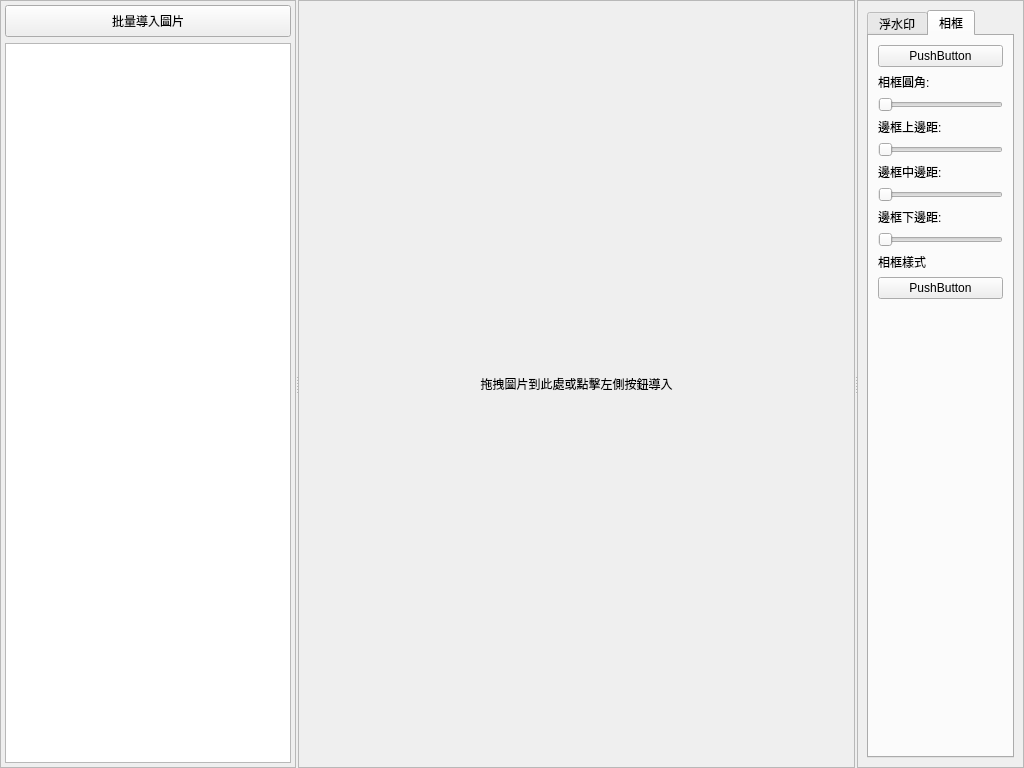
Above: ui/components/gallery.ui from HuangNO1/stellar-neo before the change. Below: the same form after it.
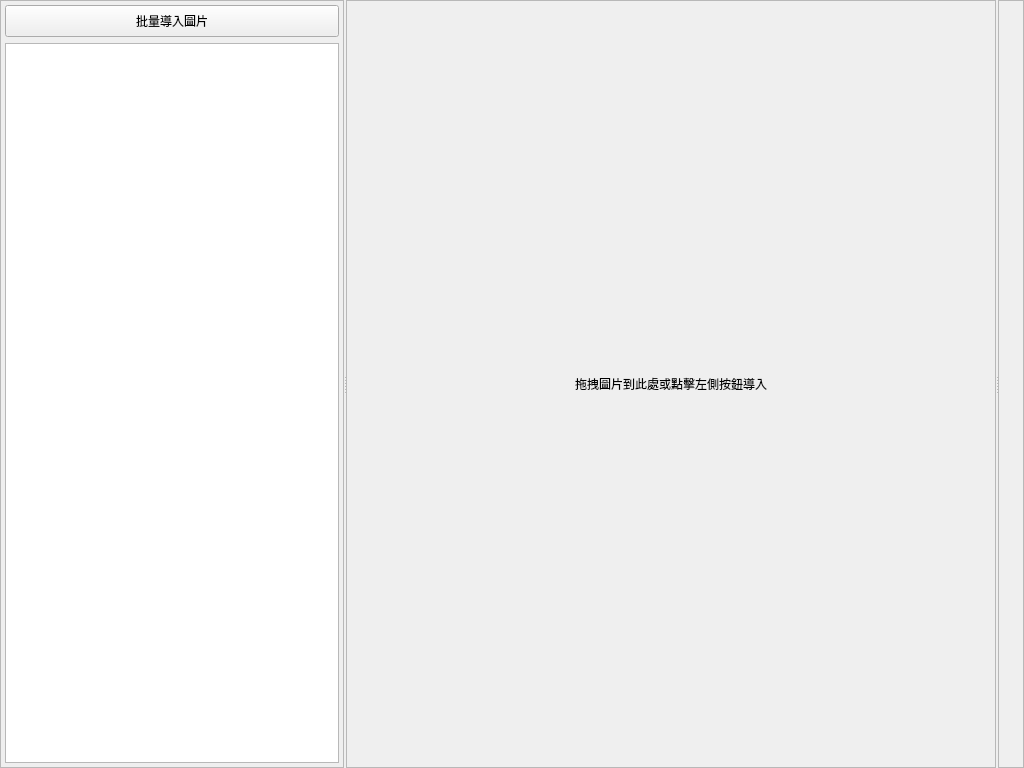
That is the form after the change. Custom widgets are drawn as their Qt base class.

Diff of the .ui file:
```diff
--- a/ui/components/gallery.ui
+++ b/ui/components/gallery.ui
@@ -135,155 +135,7 @@
       <property name="frameShadow">
        <enum>QFrame::Shadow::Raised</enum>
       </property>
-      <layout class="QVBoxLayout" name="right_layout">
-       <item>
-        <widget class="QTabWidget" name="settings_tabs">
-         <property name="currentIndex">
-          <number>1</number>
-         </property>
-         <widget class="QWidget" name="watermark_tab">
-          <attribute name="title">
-           <string>浮水印</string>
-          </attribute>
-          <layout class="QVBoxLayout" name="verticalLayout">
-           <item>
-            <widget class="QCheckBox" name="watermark_enabled_checkbox">
-             <property name="text">
-              <string>啟用浮水印</string>
-             </property>
-            </widget>
-           </item>
-           <item>
-            <widget class="QLabel" name="watermark_text_label">
-             <property name="text">
-              <string>浮水印文字:</string>
-             </property>
-            </widget>
-           </item>
-           <item>
-            <widget class="QLineEdit" name="watermark_text_input"/>
-           </item>
-           <item>
-            <spacer name="verticalSpacer">
-             <property name="orientation">
-              <enum>Qt::Orientation::Vertical</enum>
-             </property>
-             <property name="sizeHint" stdset="0">
-              <size>
-               <width>20</width>
-               <height>40</height>
-              </size>
-             </property>
-            </spacer>
-           </item>
-          </layout>
-         </widget>
-         <widget class="CardWidget" name="frame_tab">
-          <attribute name="title">
-           <string>相框</string>
-          </attribute>
-          <layout class="QVBoxLayout" name="verticalLayout_2">
-           <item>
-            <widget class="SwitchButton" name="frame_enabled_checkbox">
-             <property name="text">
-              <string>PushButton</string>
-             </property>
-            </widget>
-           </item>
-           <item>
-            <widget class="BodyLabel" name="label">
-             <property name="text">
-              <string>相框圓角:</string>
-             </property>
-            </widget>
-           </item>
-           <item>
-            <widget class="Slider" name="horizontalSlider">
-             <property name="orientation">
-              <enum>Qt::Orientation::Horizontal</enum>
-             </property>
-            </widget>
-           </item>
-           <item>
-            <widget class="BodyLabel" name="frame_width_label">
-             <property name="text">
-              <string>邊框上邊距:</string>
-             </property>
-            </widget>
-           </item>
-           <item>
-            <widget class="Slider" name="frame_width_slider">
-             <property name="minimum">
-              <number>1</number>
-             </property>
-             <property name="maximum">
-              <number>100</number>
-             </property>
-             <property name="orientation">
-              <enum>Qt::Orientation::Horizontal</enum>
-             </property>
-            </widget>
-           </item>
-           <item>
-            <widget class="BodyLabel" name="label_2">
-             <property name="text">
-              <string>邊框中邊距:</string>
-             </property>
-            </widget>
-           </item>
-           <item>
-            <widget class="Slider" name="horizontalSlider_2">
-             <property name="orientation">
-              <enum>Qt::Orientation::Horizontal</enum>
-             </property>
-            </widget>
-           </item>
-           <item>
-            <widget class="BodyLabel" name="label_3">
-             <property name="text">
-              <string>邊框下邊距:</string>
-             </property>
-            </widget>
-           </item>
-           <item>
-            <widget class="Slider" name="horizontalSlider_3">
-             <property name="orientation">
-              <enum>Qt::Orientation::Horizontal</enum>
-             </property>
-            </widget>
-           </item>
-           <item>
-            <widget class="BodyLabel" name="label_4">
-             <property name="text">
-              <string>相框樣式</string>
-             </property>
-            </widget>
-           </item>
-           <item>
-            <widget class="ComboBox" name="frame_style_comboBox">
-             <property name="text">
-              <string>PushButton</string>
-             </property>
-            </widget>
-           </item>
-           <item>
-            <spacer name="verticalSpacer_2">
-             <property name="orientation">
-              <enum>Qt::Orientation::Vertical</enum>
-             </property>
-             <property name="sizeHint" stdset="0">
-              <size>
-               <width>20</width>
-               <height>40</height>
-              </size>
-             </property>
-            </spacer>
-           </item>
-          </layout>
-         </widget>
-        </widget>
-       </item>
-      </layout>
+      <layout class="QVBoxLayout" name="right_layout"/>
      </widget>
     </widget>
    </item>
@@ -300,32 +152,6 @@
    <extends>QListWidget</extends>
    <header>qfluentwidgets</header>
   </customwidget>
-  <customwidget>
-   <class>SwitchButton</class>
-   <extends>QPushButton</extends>
-   <header>qfluentwidgets</header>
-  </customwidget>
-  <customwidget>
-   <class>BodyLabel</class>
-   <extends>QLabel</extends>
-   <header>qfluentwidgets</header>
-  </customwidget>
-  <customwidget>
-   <class>Slider</class>
-   <extends>QSlider</extends>
-   <header>qfluentwidgets</header>
-  </customwidget>
-  <customwidget>
-   <class>ComboBox</class>
-   <extends>QPushButton</extends>
-   <header>qfluentwidgets</header>
-  </customwidget>
-  <customwidget>
-   <class>CardWidget</class>
-   <extends>QWidget</extends>
-   <header>qfluentwidgets</header>
-   <container>1</container>
-  </customwidget>
  </customwidgets>
  <resources/>
  <connections/>
```
